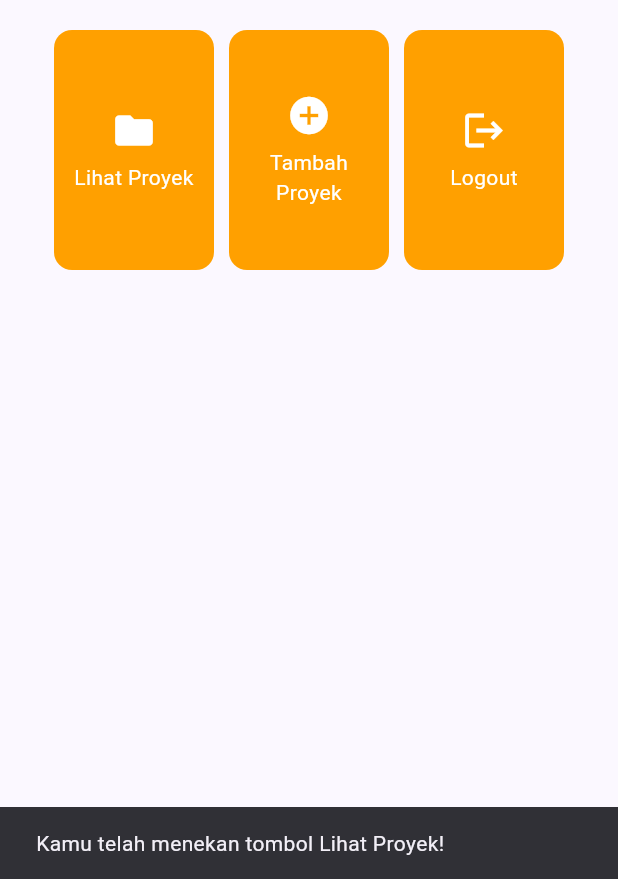
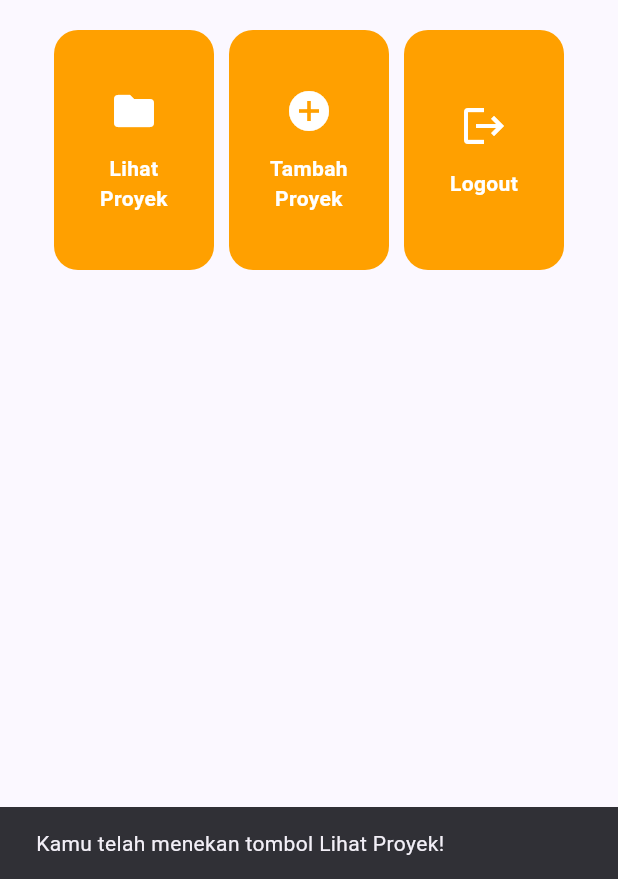
Before and after one commit to McKenzy65/myportofolio_mobile-, a Flutter app: the screen it shows after launch, after a tap on "Lihat Proyek", on a phone screen of 412 x 824 dp, the part 357-1236 px from its top. Run offline on Flutter 3.47's test engine with Material 3 defaults, Android fonts, the phone set to English and light mode, and no system bars.

Commit message:
refactor: pisahkan komponen menu stateless untuk Tugas 7

```diff
--- a/lib/main.dart
+++ b/lib/main.dart
@@ -20,7 +20,7 @@ class MyApp extends StatelessWidget {
         ),
         useMaterial3: true,
       ),
-      home: MyHomePage(),
+      home: const MyHomePage(),
     );
   }
 }
--- a/lib/menu.dart
+++ b/lib/menu.dart
@@ -2,15 +2,17 @@ import 'dart:math' as math;
 
 import 'package:flutter/material.dart';
 import 'package:myportofolio_mobile/infocard.dart';
+import 'package:myportofolio_mobile/models/item_homepage.dart';
+import 'package:myportofolio_mobile/widgets/item_card.dart';
 
 class MyHomePage extends StatelessWidget {
-  MyHomePage({super.key});
+  const MyHomePage({super.key});
 
   final String npm = "2506616711";
   final String nama = "Umar Faiz Rahman";
   final String kelas = "PBP F";
 
-  final List<ItemHomepage> items = [
+  static const List<ItemHomepage> items = [
     ItemHomepage("Lihat Proyek", Icons.folder),
     ItemHomepage("Tambah Proyek", Icons.add_circle),
     ItemHomepage("Logout", Icons.logout),
@@ -100,55 +102,3 @@ class MyHomePage extends StatelessWidget {
     );
   }
 }
-
-class ItemHomepage {
-  final String name;
-  final IconData icon;
-
-  ItemHomepage(this.name, this.icon);
-}
-
-class ItemCard extends StatelessWidget {
-  final ItemHomepage item;
-
-  const ItemCard(this.item, {super.key});
-
-  @override
-  Widget build(BuildContext context) {
-    return Material(
-      // Menggunakan warna sekunder dari skema tema aplikasi.
-      color: Theme.of(context).colorScheme.secondary,
-      borderRadius: BorderRadius.circular(12),
-      child: InkWell(
-        // Aksi ketika kartu ditekan oleh pengguna.
-        onTap: () {
-          // Menampilkan SnackBar dengan pesan interaktif.
-          ScaffoldMessenger.of(context)
-            ..hideCurrentSnackBar()
-            ..showSnackBar(
-              SnackBar(
-                content: Text("Kamu telah menekan tombol ${item.name}!"),
-              ),
-            );
-        },
-        child: Container(
-          padding: const EdgeInsets.all(8),
-          child: Center(
-            child: Column(
-              mainAxisAlignment: MainAxisAlignment.center,
-              children: [
-                Icon(item.icon, color: Colors.white, size: 30.0),
-                const Padding(padding: EdgeInsets.all(3)),
-                Text(
-                  item.name,
-                  textAlign: TextAlign.center,
-                  style: const TextStyle(color: Colors.white),
-                ),
-              ],
-            ),
-          ),
-        ),
-      ),
-    );
-  }
-}
--- /dev/null
+++ b/lib/models/item_homepage.dart
@@ -0,0 +1,9 @@
+import 'package:flutter/material.dart';
+
+/// Data aksi dipisahkan dari tampilannya agar daftar menu mudah diperluas.
+class ItemHomepage {
+  const ItemHomepage(this.name, this.icon);
+
+  final String name;
+  final IconData icon;
+}
--- /dev/null
+++ b/lib/widgets/item_card.dart
@@ -0,0 +1,43 @@
+import 'package:flutter/material.dart';
+import 'package:myportofolio_mobile/models/item_homepage.dart';
+
+class ItemCard extends StatelessWidget {
+  const ItemCard(this.item, {super.key});
+
+  final ItemHomepage item;
+
+  @override
+  Widget build(BuildContext context) => Material(
+    color: Theme.of(context).colorScheme.secondary,
+    borderRadius: BorderRadius.circular(16),
+    clipBehavior: Clip.antiAlias,
+    child: InkWell(
+      onTap: () {
+        // Satu pesan terbaru: ketukan cepat tidak mengantrekan SnackBar lama.
+        ScaffoldMessenger.of(context)
+          ..removeCurrentSnackBar()
+          ..showSnackBar(
+            SnackBar(content: Text('Kamu telah menekan tombol ${item.name}!')),
+          );
+      },
+      child: Padding(
+        padding: const EdgeInsets.all(16),
+        child: Column(
+          mainAxisAlignment: MainAxisAlignment.center,
+          children: [
+            Icon(item.icon, color: Colors.white, size: 32),
+            const SizedBox(height: 12),
+            Text(
+              item.name,
+              textAlign: TextAlign.center,
+              style: const TextStyle(
+                color: Colors.white,
+                fontWeight: FontWeight.w600,
+              ),
+            ),
+          ],
+        ),
+      ),
+    ),
+  );
+}
--- a/pubspec.yaml
+++ b/pubspec.yaml
@@ -1,5 +1,5 @@
 name: myportofolio_mobile
-description: "A new Flutter project."
+description: "Portofolio mobile Umar Faiz Rahman - Tugas 7 Basic Flutter."
 # The following line prevents the package from being accidentally published to
 # pub.dev using `flutter pub publish`. This is preferred for private packages.
 publish_to: 'none' # Remove this line if you wish to publish to pub.dev
```
